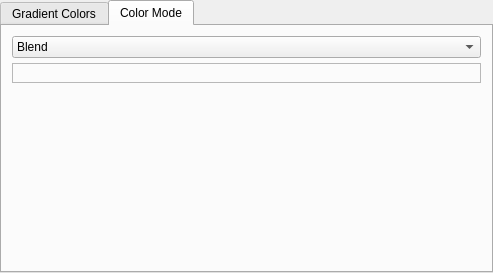
First picture: the form in plugins/filters/gradientmap/KisGradientMapFilterConfigWidget.ui, repository KDE/krita, before the edit.
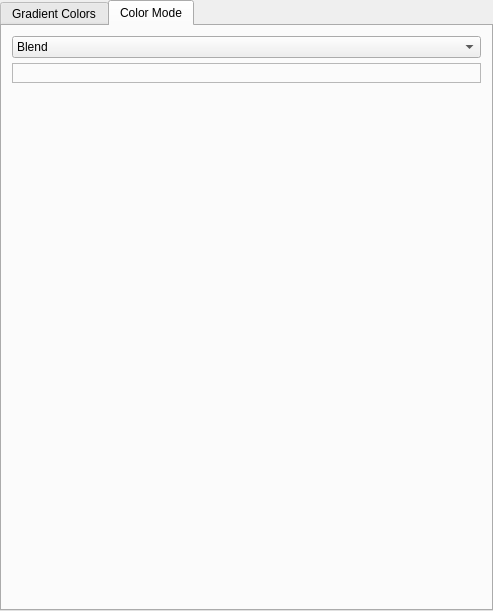
Second picture: the form after the edit. The open tabs and pages were chosen to show the change. Custom widgets are drawn as their Qt base class.

What changed in the file:
```diff
--- a/plugins/filters/gradientmap/KisGradientMapFilterConfigWidget.ui
+++ b/plugins/filters/gradientmap/KisGradientMapFilterConfigWidget.ui
@@ -7,16 +7,13 @@
     <x>0</x>
     <y>0</y>
     <width>493</width>
-    <height>273</height>
+    <height>611</height>
    </rect>
   </property>
   <property name="windowTitle">
    <string>Gradient Map</string>
   </property>
-  <layout class="QVBoxLayout" name="verticalLayout_2">
-   <property name="spacing">
-    <number>0</number>
-   </property>
+  <layout class="QGridLayout" name="gridLayout">
    <property name="leftMargin">
     <number>0</number>
    </property>
@@ -29,7 +26,7 @@
    <property name="bottomMargin">
     <number>0</number>
    </property>
-   <item>
+   <item row="0" column="0">
     <widget class="QTabWidget" name="tabWidget">
      <property name="currentIndex">
       <number>0</number>
```
Left out of the diff: 43 changed lines with no effect on the pictures.
